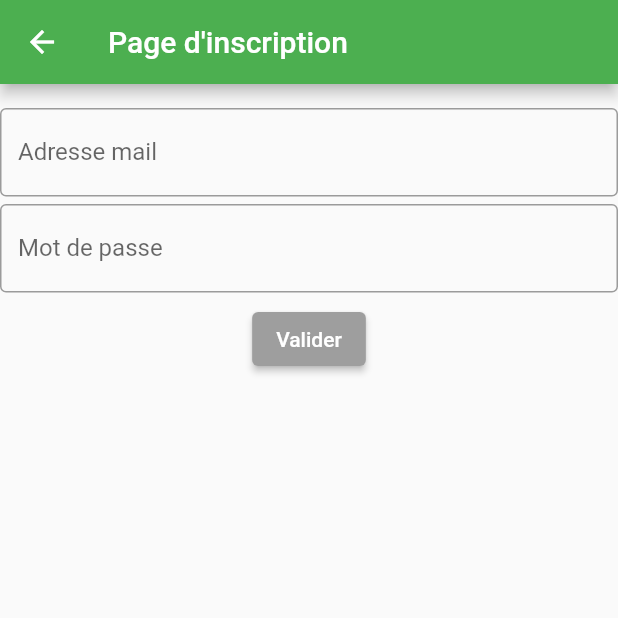
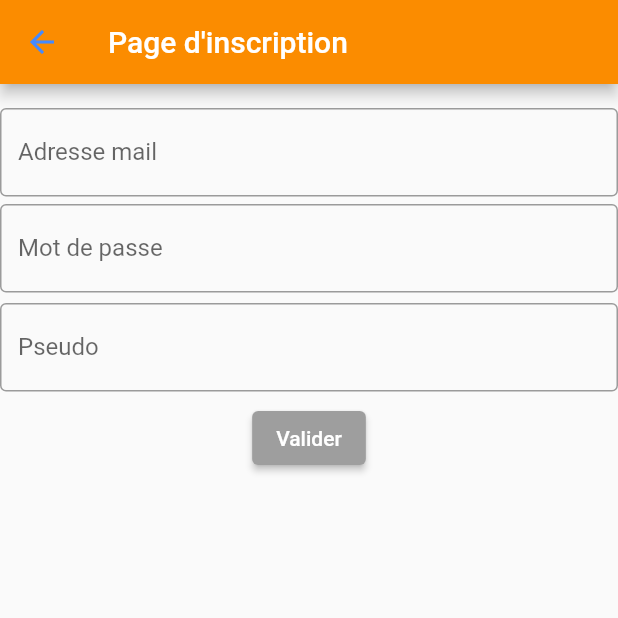
Before and after one commit to AllanGoku/dbz_app, a Flutter app: the screen it shows after launch, after a tap on "S'inscrire", on a phone screen of 412 x 824 dp, the top half of it. Run offline on Flutter 3.47's test engine with Material 2 defaults, Android fonts, the phone set to English and light mode, and no system bars; our stand-ins replace shared_preferences, sqflite; accounts and stored records are empty.

Commit message:
Nouveau thème + ajout pseudo (modif qui va avec)

```diff
--- a/lib/PageAccueil.dart
+++ b/lib/PageAccueil.dart
@@ -39,7 +39,8 @@ class PageAccueil extends StatelessWidget {
                     ),
                     ElevatedButton(
                       onPressed: () {
-                        _prefs.then((prefs) => prefs.remove('mailConnexion'));
+                        _prefs.then((prefs) => {prefs.remove('mailConnexion'),
+                          prefs.remove('pseudoConnexion')});
                         Navigator.pushReplacementNamed(context, '/');
                       },
                       child: Text('Oui'),
@@ -55,7 +56,7 @@ class PageAccueil extends StatelessWidget {
         child: Column(
           children: <Widget>[
             FutureBuilder<String?>(
-              future: SharedPreferences.getInstance().then((prefs) => prefs.getString('mailConnexion')),
+              future: SharedPreferences.getInstance().then((prefs) => prefs.getString('pseudoConnexion')),
               builder: (BuildContext context, AsyncSnapshot<String?> snapshot) {
                 if (snapshot.hasData) {
                   return Text('Salut Super guerrier ${snapshot.data}');
--- a/lib/PageConnexion.dart
+++ b/lib/PageConnexion.dart
@@ -4,6 +4,7 @@ import 'package:shared_preferences/shared_preferences.dart';
 
 class PageConnexion extends StatefulWidget {
   PageConnexion({super.key});
+
 
   @override
   _PageConnexionState createState() => _PageConnexionState();
@@ -53,9 +54,11 @@ class _PageConnexionState extends State<PageConnexion> {
       recherche.then((users) {
         String? mail;
         String? password;
+        String? pseudo;
         if (users != null) {
           mail = users.mail;
           password = users.password;
+          pseudo = users.pseudo;
         }
         if (mail == null) {
           showDialog(
@@ -78,6 +81,7 @@ class _PageConnexionState extends State<PageConnexion> {
                       ElevatedButton(
                         onPressed: () {
                           prefs.setString("mailConnexion", mail!);
+                          prefs.setString("pseudoConnexion", pseudo!);
                           Navigator.pushNamed(context, '/accueil');
                         },
                         child: Text('OK'),
@@ -171,7 +175,7 @@ class _PageConnexionState extends State<PageConnexion> {
                     }
                   },
                   style: ElevatedButton.styleFrom(
-                    backgroundColor: boutonConnexion == false ? Colors.grey : Colors.green,
+                    backgroundColor: boutonConnexion == false ? Colors.grey : Colors.deepOrange,
                   ),
                   child: Text("Se connecter")),
               Padding(
--- a/lib/PageInscription.dart
+++ b/lib/PageInscription.dart
@@ -7,18 +7,18 @@ class PageInscription extends StatefulWidget {
 
   @override
   _PageInscriptionState createState() => _PageInscriptionState();
+}
 
-}
 class _PageInscriptionState extends State<PageInscription> {
   TextEditingController _mail = TextEditingController();
   TextEditingController _password = TextEditingController();
+  TextEditingController _pseudo = TextEditingController();
   UserProvider? provider;
   bool boutonConnexion = false;
 
-
   void _activerBouton() {
     setState(() {
-      if (_mail.text == "" || _password.text == "") {
+      if (_mail.text == "" || _password.text == "" || _pseudo.text == "") {
         boutonConnexion = false;
       } else {
         if (RegExp(r'^[\w-\.]+@([\w-]+\.)+[\w-]{2,4}$').hasMatch(_mail.text) ==
@@ -32,7 +32,7 @@ class _PageInscriptionState extends State<PageInscription> {
   }
 
   void _inscription(context) async {
-    if (_mail.text == "" && _password.text == "") {
+    if (_mail.text == "" && _password.text == "" && _pseudo.text == "") {
       showDialog(
           context: context,
           builder: (BuildContext context) {
@@ -43,7 +43,7 @@ class _PageInscriptionState extends State<PageInscription> {
           });
     } else {
       provider = await UserProvider.instance;
-      User user = User(_mail.text, _password.text);
+      User user = User(_mail.text, _password.text, _pseudo.text);
       Future<User?> recherche = provider!.rechercheUserParMail(_mail.text);
       recherche.then((users) {
         String? mail;
@@ -101,12 +101,6 @@ class _PageInscriptionState extends State<PageInscription> {
                     ElevatedButton(
                       onPressed: () {
                         Navigator.pushReplacementNamed(context, "/");
-                        provider!.getAllUsers().then((users) {
-                          users.forEach((user) {
-                            print(user.mail);
-                            print(user.password);
-                          });
-                        });
                       },
                       child: Text('OK'),
                     ),
@@ -116,9 +110,7 @@ class _PageInscriptionState extends State<PageInscription> {
             );
           }
         }
-        // Utiliser la valeur de "mail" pour votre condition
       });
-      //recherche.then((value) => print(value?.mail));
     }
   }
 
@@ -193,13 +185,38 @@ class _PageInscriptionState extends State<PageInscription> {
               Padding(
                 padding: const EdgeInsets.all(3.5),
               ),
+              TextFormField(
+                maxLines: 1,
+                minLines: 1,
+                controller: _pseudo,
+                decoration: InputDecoration(
+                  border: OutlineInputBorder(),
+                  labelText: 'Pseudo',
+                ),
+                onChanged: (value) {
+                  setState(() {
+                    _activerBouton();
+                  });
+                },
+                autovalidateMode: AutovalidateMode.onUserInteraction,
+                validator: (value) {
+                  if (value!.isEmpty) {
+                    return 'Veuillez entrer votre pseudo';
+                  }
+                },
+              ),
+              Padding(
+                padding: const EdgeInsets.all(3.5),
+              ),
               ElevatedButton(
-                  onPressed: () {if (boutonConnexion) {
-                    _inscription(context);
-                  }
+                  onPressed: () {
+                    if (boutonConnexion) {
+                      _inscription(context);
+                    }
                   },
                   style: ElevatedButton.styleFrom(
-                    backgroundColor: boutonConnexion == false ? Colors.grey : Colors.green,
+                    backgroundColor:
+                        boutonConnexion == false ? Colors.grey : Colors.green,
                   ),
                   child: Text("Valider")),
               Padding(
--- a/lib/User.dart
+++ b/lib/User.dart
@@ -3,9 +3,10 @@ import 'package:path/path.dart';
 import 'package:path_provider/path_provider.dart';
 import 'package:sqflite/sqflite.dart';
 
-final String tableUser = 'user';
+final String tableUser = 'users';
 final String colonneMail = 'mail';
 final String colonnePassword = 'password';
+final String colonnePseudo = 'pseudo';
 
 final String databaseName = 'UserDB.db';
 final int databaseVersion = 1;
@@ -13,18 +14,21 @@ final int databaseVersion = 1;
 class User {
   String? mail;
   String? password;
+  String? pseudo;
 
-  User(this.mail, this.password);
+  User(this.mail, this.password, this.pseudo);
 
   User.fromMap(Map<dynamic, dynamic> map) {
     mail = map[colonneMail];
     password = map[colonnePassword];
+    pseudo = map[colonnePseudo];
   }
 
   Map<String, dynamic> toMap() {
     var map = <String, dynamic>{
       colonneMail: mail,
-      colonnePassword: password
+      colonnePassword: password,
+      colonnePseudo: pseudo
     };
     return map;
   }
@@ -58,6 +62,7 @@ class UserProvider {
           CREATE TABLE $tableUser (
             $colonneMail TEXT NOT NULL,
             $colonnePassword TEXT NOT NULL,
+            $colonnePseudo TEXT NOT NULL,
             PRIMARY KEY ($colonneMail)
           )
           ''');
@@ -75,7 +80,7 @@ class UserProvider {
   Future<User?> rechercheUserParMail(String mail) async {
     Database db = await instance.db;
     List<Map> maps = await db.query(tableUser,
-        columns: [colonneMail, colonnePassword],
+        columns: [colonneMail, colonnePassword, colonnePseudo],
         where: '$colonneMail = ?',
         whereArgs: [mail]);
     if (maps.length > 0) {
@@ -117,4 +122,10 @@ class UserProvider {
     Database db = await instance.db;
     db.close();
   }
+
+  Future<void> printTableInfo() async {
+    final Database? db = await _db;
+    final List<Map<String, Object?>>? columns = await db?.rawQuery('PRAGMA table_info(users);');
+    print(columns);
+  }
 }
--- a/lib/main.dart
+++ b/lib/main.dart
@@ -18,7 +18,13 @@ class MyApp extends StatelessWidget {
     return MaterialApp(
       title: 'Dbz app',
       theme: ThemeData(
-        primarySwatch: Colors.green,
+        primarySwatch: Colors.deepOrange,
+        appBarTheme: AppBarTheme(
+          color: Colors.orange[600],
+          iconTheme: IconThemeData(
+            color: Colors.blueAccent,
+          ),
+        ),
       ),
       initialRoute: '/',
       routes: {
```
